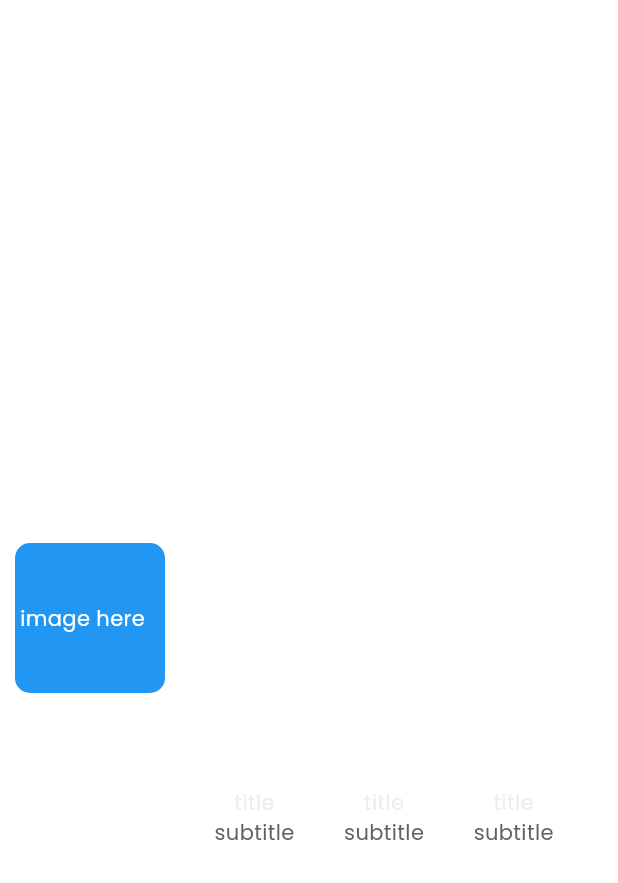
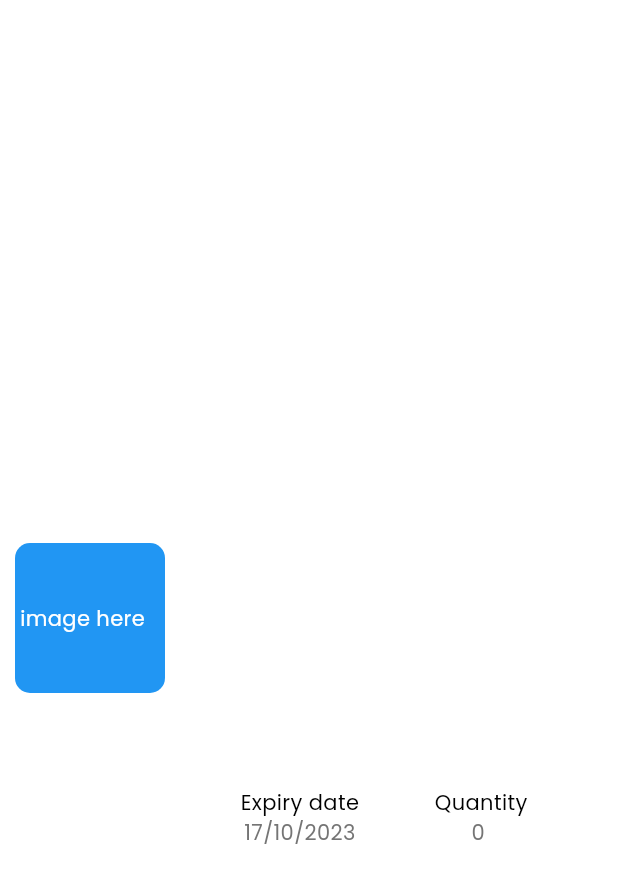
Before and after one commit to barath-dev/food_donation_system_flutter_android, a Flutter app: the Listtile widget shown alone on an empty page, opened directly, on a phone screen of 412 x 824 dp. Shown: the top 883 px of the screen. Run offline on Flutter 3.47's test engine with Material 3 defaults, Android fonts, the phone set to English and light mode, and no system bars; our stand-ins replace cloud_firestore, firebase_auth, firebase_core, google_fonts; accounts and stored records are empty.

Commit message:
Reading and displaying from data base work initatiated; second commit

```diff
--- /dev/null
+++ b/lib/models/donation.dart
@@ -0,0 +1,41 @@
+// ignore_for_file: non_constant_identifier_names
+
+import 'package:cloud_firestore/cloud_firestore.dart';
+
+class Donation {
+  final String name;
+  final String uid;
+  final String foodName;
+  final int quantity;
+  final String unit;
+  final DateTime expiry_time;
+  final DateTime pickup_time;
+  final String mobile;
+  final String status;
+
+  Donation({
+    required this.name,
+    required this.uid,
+    required this.foodName,
+    required this.quantity,
+    required this.unit,
+    required this.expiry_time,
+    required this.pickup_time,
+    required this.mobile,
+    required this.status,
+  });
+
+  factory Donation.fromMap(DocumentSnapshot data) {
+    return Donation(
+      name: data['name'],
+      uid: data['uid'],
+      foodName: data['foodName'],
+      quantity: data['quantity'],
+      unit: data['unit'],
+      expiry_time: data['expiry_time'].toDate(),
+      pickup_time: data['pickup_time'].toDate(),
+      mobile: data['mobile'],
+      status: data['status'],
+    );
+  }
+}
--- a/lib/resources/Authmethods.dart
+++ b/lib/resources/Authmethods.dart
@@ -23,7 +23,9 @@ class Authmethods {
           "email": email,
           "password": password,
           "uid": cred.user!.uid,
-          "name": name
+          "name": name,
+          "donations": [],
+          "requests": [],
         });
         return res;
       } else {
--- a/lib/widgets/listtile.dart
+++ b/lib/widgets/listtile.dart
@@ -1,10 +1,14 @@
-// ignore_for_file: prefer_const_constructors, avoid_unnecessary_containers, prefer_const_literals_to_create_immutables
+// ignore_for_file: prefer_const_constructors, avoid_unnecessary_containers, prefer_const_literals_to_create_immutables, avoid_print
 
+
+import 'package:cloud_firestore/cloud_firestore.dart';
 import 'package:flutter/material.dart';
+import 'package:foodsarv01/models/donation.dart';
 import 'package:foodsarv01/widgets/tile.dart';
 
 // ignore: non_constant_identifier_names
-Widget Listtile() {
+Widget Listtile({required DocumentSnapshot snap}) {
+  Donation donation = Donation.fromMap(snap);
   return Container(
     padding: EdgeInsets.all(10),
     child: Row(
@@ -35,9 +39,9 @@ Widget Listtile() {
                     Spacer(
                       flex: 4,
                     ),
-                    Text('Name',
+                    Text(donation.foodName,
                         style: TextStyle(
-                            color: Colors.white,
+                            color: const Color.fromARGB(255, 0, 0, 0),
                             fontWeight: FontWeight.bold,
                             fontSize: 20)),
                     Spacer(
@@ -51,7 +55,44 @@ Widget Listtile() {
                 child: Row(
                   mainAxisSize: MainAxisSize.max,
                   mainAxisAlignment: MainAxisAlignment.spaceEvenly,
-                  children: [tile(), tile(), tile()],
+                  children: [
+                    // InkWell(
+                    //   onTap: () {
+                    //     print('call');
+                    //   },
+                    //   child: Container(
+                    //     decoration: BoxDecoration(
+                    //       borderRadius: BorderRadius.circular(10),
+                    //       color: Colors.green,
+                    //     ),
+                    //     child: Padding(
+                    //       padding: const EdgeInsets.symmetric(horizontal: 4),
+                    //       child: Column(
+                    //         mainAxisSize: MainAxisSize.min,
+                    //         mainAxisAlignment: MainAxisAlignment.start,
+                    //         children: [
+                    //           Text(
+                    //             'Location',
+                    //             style: TextStyle(
+                    //                 color: const Color.fromARGB(255, 0, 0, 0)),
+                    //             textAlign: TextAlign.left,
+                    //           ),
+                    //           Text('Kathmandu',
+                    //               style: TextStyle(color: const Color.fromARGB(255, 255, 255, 255)),
+                    //               textAlign: TextAlign.left),
+                    //         ],
+                    //       ),
+                    //     ),
+                    //   ),
+                    // ),
+                    tile(
+                        title: "Expiry date",
+                        subtitle:
+                            "${donation.expiry_time.day}/${donation.expiry_time.month}/${donation.expiry_time.year}"),
+                    tile(
+                        title: "Quantity",
+                        subtitle: "${donation.quantity} ${donation.unit}"),
+                  ],
                 ),
               ),
             ],
--- a/lib/widgets/tile.dart
+++ b/lib/widgets/tile.dart
@@ -2,18 +2,21 @@
 
 import 'package:flutter/material.dart';
 
-Column tile() {
+Column tile({
+  required String title,
+  required String subtitle,
+}) {
   return Column(
     mainAxisSize: MainAxisSize.min,
     mainAxisAlignment: MainAxisAlignment.start,
     children: [
       Text(
-        'title',
-        style: TextStyle(color: Colors.grey[200]),
+        title,
+        style: TextStyle(color: const Color.fromARGB(255, 0, 0, 0)),
         textAlign: TextAlign.left,
       ),
-      Text('subtitle',
-          style: TextStyle(color: Colors.grey[700]), textAlign: TextAlign.left),
+      Text(subtitle,
+          style: TextStyle(color: Colors.grey[600]), textAlign: TextAlign.left),
     ],
   );
 }
```
Also changed, not shown: lib/main.dart (+22 -1 lines), lib/resources/DBMethods.dart (added, +61 -0 lines), lib/screen/donor/create_donation.dart (+35 -4 lines), lib/screen/donor/my_donation_screen.dart (added, +14 -0 lines), lib/screen/donor/view_donation.dart (+20 -5 lines), pubspec.yaml (+1 -6 lines), lib/screen/donor/requests_screen.dart (added), pubspec.lock.
